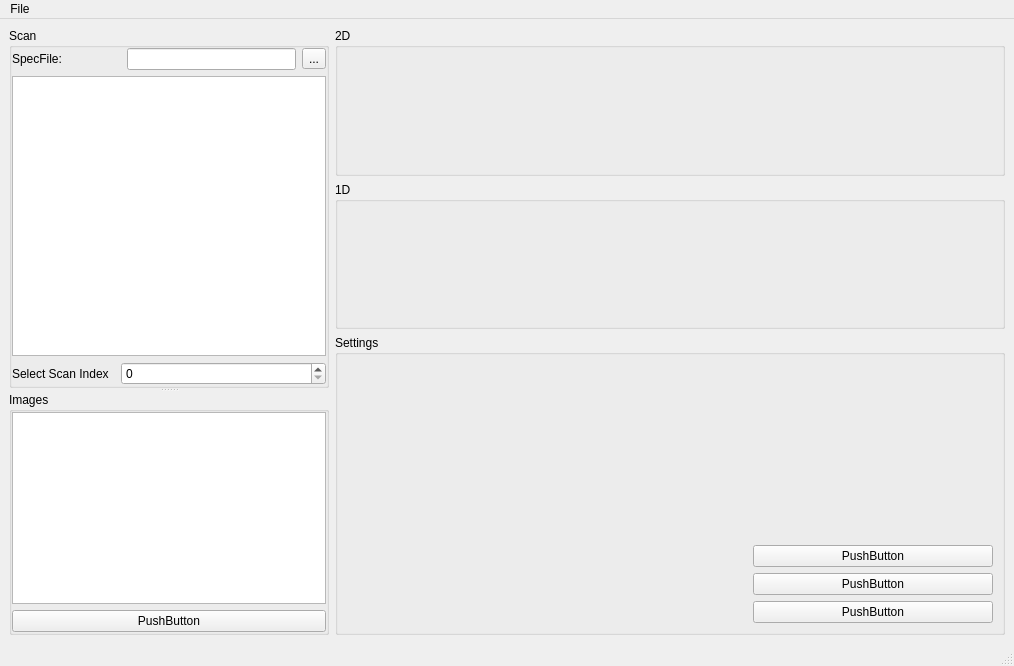
Above: src/rixsviewer/rixsviewer.ui from AdvancedPhotonSource/rixsviewer before the change. Below: the same form after it.
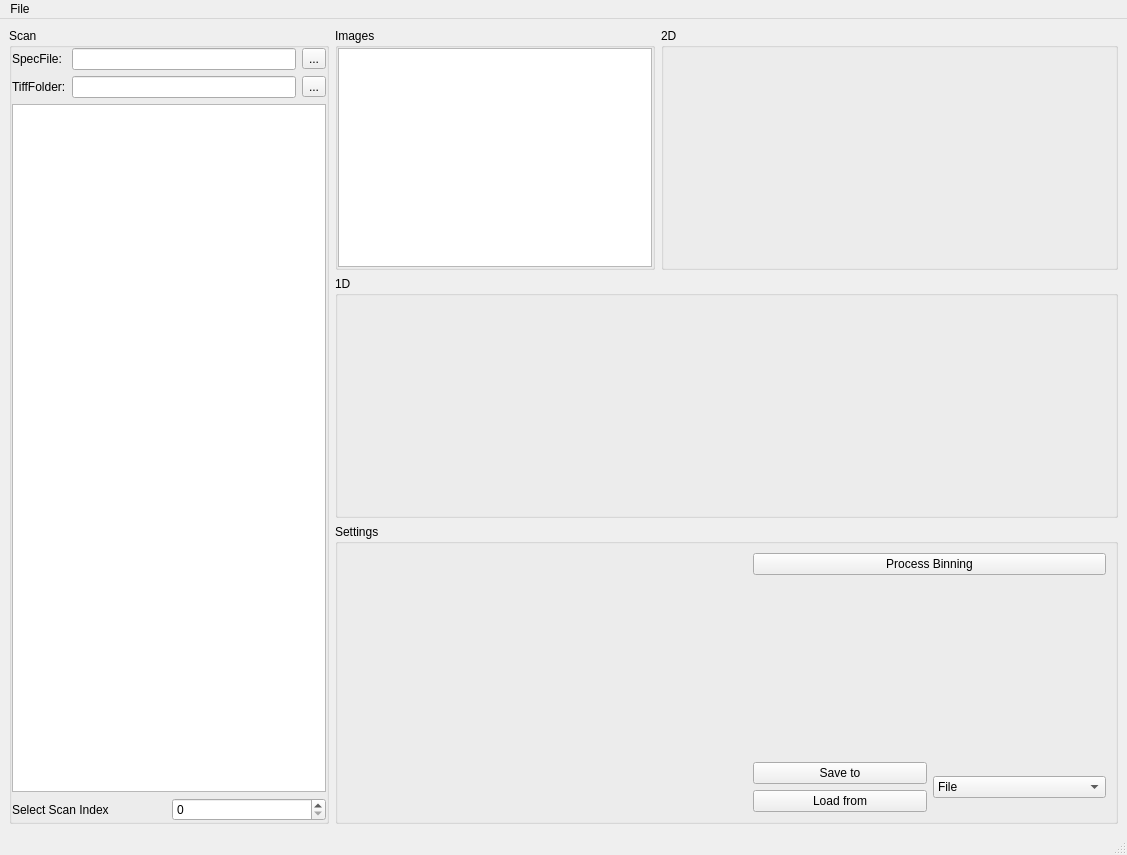
That is the form after the change. Custom widgets are drawn as their Qt base class.

Commit message: feat(rixs): add parameter management and threshold support for image binning

The edit to the form file:
```diff
--- a/src/rixsviewer/rixsviewer.ui
+++ b/src/rixsviewer/rixsviewer.ui
@@ -6,27 +6,33 @@
    <rect>
     <x>0</x>
     <y>0</y>
-    <width>1014</width>
-    <height>666</height>
+    <width>1127</width>
+    <height>855</height>
    </rect>
   </property>
   <property name="windowTitle">
    <string>RIXSviewer</string>
   </property>
   <widget class="QWidget" name="centralwidget">
-   <layout class="QGridLayout" name="gridLayout_6">
-    <item row="0" column="1">
-     <widget class="QGroupBox" name="groupBox_3">
+   <layout class="QGridLayout" name="gridLayout_7">
+    <item row="0" column="0" rowspan="3">
+     <widget class="QGroupBox" name="groupBox">
       <property name="sizePolicy">
        <sizepolicy hsizetype="Preferred" vsizetype="Preferred">
         <horstretch>0</horstretch>
         <verstretch>2</verstretch>
        </sizepolicy>
       </property>
+      <property name="maximumSize">
+       <size>
+        <width>320</width>
+        <height>16777215</height>
+       </size>
+      </property>
       <property name="title">
-       <string>2D</string>
+       <string>Scan</string>
       </property>
-      <layout class="QGridLayout" name="gridLayout_3">
+      <layout class="QGridLayout" name="gridLayout_6">
        <property name="leftMargin">
         <number>0</number>
        </property>
@@ -39,16 +45,83 @@
        <property name="bottomMargin">
         <number>0</number>
        </property>
-       <item row="0" column="0">
-        <widget class="ImageView" name="widget_imgview" native="true">
-         <property name="sizePolicy">
-          <sizepolicy hsizetype="Preferred" vsizetype="Preferred">
-           <horstretch>0</horstretch>
-           <verstretch>3</verstretch>
-          </sizepolicy>
+       <item row="0" column="0" colspan="2">
+        <layout class="QGridLayout" name="gridLayout">
+         <item row="0" column="0">
+          <widget class="QLabel" name="label">
+           <property name="sizePolicy">
+            <sizepolicy hsizetype="Fixed" vsizetype="Preferred">
+             <horstretch>0</horstretch>
+             <verstretch>0</verstretch>
+            </sizepolicy>
+           </property>
+           <property name="text">
+            <string>SpecFile:</string>
+           </property>
+          </widget>
+         </item>
+         <item row="0" column="1">
+          <widget class="QLineEdit" name="lineEdit_specfilename">
+           <property name="sizePolicy">
+            <sizepolicy hsizetype="Preferred" vsizetype="Fixed">
+             <horstretch>0</horstretch>
+             <verstretch>0</verstretch>
+            </sizepolicy>
+           </property>
+          </widget>
+         </item>
+         <item row="0" column="2">
+          <widget class="QToolButton" name="toolButton_load_specfile">
+           <property name="text">
+            <string>...</string>
+           </property>
+          </widget>
+         </item>
+         <item row="1" column="0">
+          <widget class="QLabel" name="label_3">
+           <property name="sizePolicy">
+            <sizepolicy hsizetype="Fixed" vsizetype="Preferred">
+             <horstretch>0</horstretch>
+             <verstretch>0</verstretch>
+            </sizepolicy>
+           </property>
+           <property name="text">
+            <string>TiffFolder:</string>
+           </property>
+          </widget>
+         </item>
+         <item row="1" column="1">
+          <widget class="QLineEdit" name="lineEdit">
+           <property name="sizePolicy">
+            <sizepolicy hsizetype="Preferred" vsizetype="Fixed">
+             <horstretch>0</horstretch>
+             <verstretch>0</verstretch>
+            </sizepolicy>
+           </property>
+          </widget>
+         </item>
+         <item row="1" column="2">
+          <widget class="QToolButton" name="toolButton_set_tifffolder">
+           <property name="text">
+            <string>...</string>
+           </property>
+          </widget>
+         </item>
+        </layout>
+       </item>
+       <item row="1" column="0" colspan="2">
+        <widget class="QTableView" name="tableView_scan"/>
+       </item>
+       <item row="2" column="0">
+        <widget class="QLabel" name="label_2">
+         <property name="text">
+          <string>Select Scan Index</string>
          </property>
         </widget>
        </item>
+       <item row="2" column="1">
+        <widget class="QSpinBox" name="spinBox"/>
+       </item>
       </layout>
      </widget>
     </item>
@@ -89,6 +162,83 @@
       </layout>
      </widget>
     </item>
+    <item row="0" column="1">
+     <layout class="QHBoxLayout" name="horizontalLayout">
+      <item>
+       <widget class="QGroupBox" name="groupBox_2">
+        <property name="sizePolicy">
+         <sizepolicy hsizetype="Fixed" vsizetype="Preferred">
+          <horstretch>0</horstretch>
+          <verstretch>0</verstretch>
+         </sizepolicy>
+        </property>
+        <property name="maximumSize">
+         <size>
+          <width>320</width>
+          <height>16777215</height>
+         </size>
+        </property>
+        <property name="title">
+         <string>Images</string>
+        </property>
+        <layout class="QGridLayout" name="gridLayout_2">
+         <property name="leftMargin">
+          <number>0</number>
+         </property>
+         <property name="topMargin">
+          <number>0</number>
+         </property>
+         <property name="rightMargin">
+          <number>0</number>
+         </property>
+         <property name="bottomMargin">
+          <number>0</number>
+         </property>
+         <item row="0" column="0">
+          <widget class="QTableView" name="tableView_image"/>
+         </item>
+        </layout>
+       </widget>
+      </item>
+      <item>
+       <widget class="QGroupBox" name="groupBox_3">
+        <property name="sizePolicy">
+         <sizepolicy hsizetype="Preferred" vsizetype="Preferred">
+          <horstretch>0</horstretch>
+          <verstretch>2</verstretch>
+         </sizepolicy>
+        </property>
+        <property name="title">
+         <string>2D</string>
+        </property>
+        <layout class="QGridLayout" name="gridLayout_3">
+         <property name="leftMargin">
+          <number>0</number>
+         </property>
+         <property name="topMargin">
+          <number>0</number>
+         </property>
+         <property name="rightMargin">
+          <number>0</number>
+         </property>
+         <property name="bottomMargin">
+          <number>0</number>
+         </property>
+         <item row="0" column="0">
+          <widget class="ImageView" name="widget_imgview" native="true">
+           <property name="sizePolicy">
+            <sizepolicy hsizetype="Preferred" vsizetype="Preferred">
+             <horstretch>0</horstretch>
+             <verstretch>3</verstretch>
+            </sizepolicy>
+           </property>
+          </widget>
+         </item>
+        </layout>
+       </widget>
+      </item>
+     </layout>
+    </item>
     <item row="2" column="1">
      <widget class="QGroupBox" name="groupBox_4">
       <property name="sizePolicy">
@@ -107,6 +257,20 @@
        <string>Settings</string>
       </property>
       <layout class="QGridLayout" name="gridLayout_5">
+       <item row="3" column="1">
+        <widget class="QPushButton" name="pushButton_3">
+         <property name="text">
+          <string>Load from</string>
+         </property>
+        </widget>
+       </item>
+       <item row="2" column="1">
+        <widget class="QPushButton" name="pushButton_4">
+         <property name="text">
+          <string>Save to</string>
+         </property>
+        </widget>
+       </item>
        <item row="0" column="0" rowspan="4">
         <widget class="ParameterTree" name="widget_ptree" native="true">
          <property name="sizePolicy">
@@ -123,139 +287,30 @@
          </property>
         </widget>
        </item>
-       <item row="2" column="1">
-        <widget class="QPushButton" name="pushButton_4">
-         <property name="text">
-          <string>PushButton</string>
-         </property>
+       <item row="2" column="2" rowspan="2">
+        <widget class="QComboBox" name="comboBox">
+         <item>
+          <property name="text">
+           <string>File</string>
+          </property>
+         </item>
+         <item>
+          <property name="text">
+           <string>PV</string>
+          </property>
+         </item>
         </widget>
        </item>
-       <item row="3" column="1">
-        <widget class="QPushButton" name="pushButton_3">
+       <item row="0" column="1" colspan="2">
+        <widget class="QPushButton" name="pushButton_process">
          <property name="text">
-          <string>PushButton</string>
-         </property>
-        </widget>
-       </item>
-       <item row="1" column="1">
-        <widget class="QPushButton" name="pushButton_2">
-         <property name="text">
-          <string>PushButton</string>
+          <string>Process Binning</string>
          </property>
         </widget>
        </item>
       </layout>
      </widget>
     </item>
-    <item row="0" column="0" rowspan="3">
-     <widget class="QSplitter" name="splitter">
-      <property name="orientation">
-       <enum>Qt::Orientation::Vertical</enum>
-      </property>
-      <widget class="QGroupBox" name="groupBox">
-       <property name="sizePolicy">
-        <sizepolicy hsizetype="Preferred" vsizetype="Preferred">
-         <horstretch>0</horstretch>
-         <verstretch>2</verstretch>
-        </sizepolicy>
-       </property>
-       <property name="maximumSize">
-        <size>
-         <width>320</width>
-         <height>16777215</height>
-        </size>
-       </property>
-       <property name="title">
-        <string>Scan</string>
-       </property>
-       <layout class="QGridLayout" name="gridLayout">
-        <property name="leftMargin">
-         <number>0</number>
-        </property>
-        <property name="topMargin">
-         <number>0</number>
-        </property>
-        <property name="rightMargin">
-         <number>0</number>
-        </property>
-        <property name="bottomMargin">
-         <number>0</number>
-        </property>
-        <item row="0" column="0">
-         <widget class="QLabel" name="label">
-          <property name="text">
-           <string>SpecFile:</string>
-          </property>
-         </widget>
-        </item>
-        <item row="0" column="3">
-         <widget class="QLineEdit" name="lineEdit_specfilename"/>
-        </item>
-        <item row="1" column="0" colspan="5">
-         <widget class="QTableView" name="tableView_scan"/>
-        </item>
-        <item row="0" column="4">
-         <widget class="QToolButton" name="toolButton_load_specfile">
-          <property name="text">
-           <string>...</string>
-          </property>
-         </widget>
-        </item>
-        <item row="2" column="0">
-         <widget class="QLabel" name="label_2">
-          <property name="text">
-           <string>Select Scan Index</string>
-          </property>
-         </widget>
-        </item>
-        <item row="2" column="2" colspan="3">
-         <widget class="QSpinBox" name="spinBox"/>
-        </item>
-       </layout>
-      </widget>
-      <widget class="QGroupBox" name="groupBox_2">
-       <property name="sizePolicy">
-        <sizepolicy hsizetype="Preferred" vsizetype="Preferred">
-         <horstretch>0</horstretch>
-         <verstretch>0</verstretch>
-        </sizepolicy>
-       </property>
-       <property name="maximumSize">
-        <size>
-         <width>320</width>
-         <height>16777215</height>
-        </size>
-       </property>
-       <property name="title">
-        <string>Images</string>
-       </property>
-       <layout class="QGridLayout" name="gridLayout_2">
-        <property name="leftMargin">
-         <number>0</number>
-        </property>
-        <property name="topMargin">
-         <number>0</number>
-        </property>
-        <property name="rightMargin">
-         <number>0</number>
-        </property>
-        <property name="bottomMargin">
-         <number>0</number>
-        </property>
-        <item row="0" column="0">
-         <widget class="QTableView" name="tableView_image"/>
-        </item>
-        <item row="1" column="0">
-         <widget class="QPushButton" name="pushButton">
-          <property name="text">
-           <string>PushButton</string>
-          </property>
-         </widget>
-        </item>
-       </layout>
-      </widget>
-     </widget>
-    </item>
    </layout>
   </widget>
   <widget class="QMenuBar" name="menubar">
@@ -263,7 +318,7 @@
     <rect>
      <x>0</x>
      <y>0</y>
-     <width>1014</width>
+     <width>1127</width>
      <height>23</height>
     </rect>
    </property>
```
The commit also changes 4 other files.
